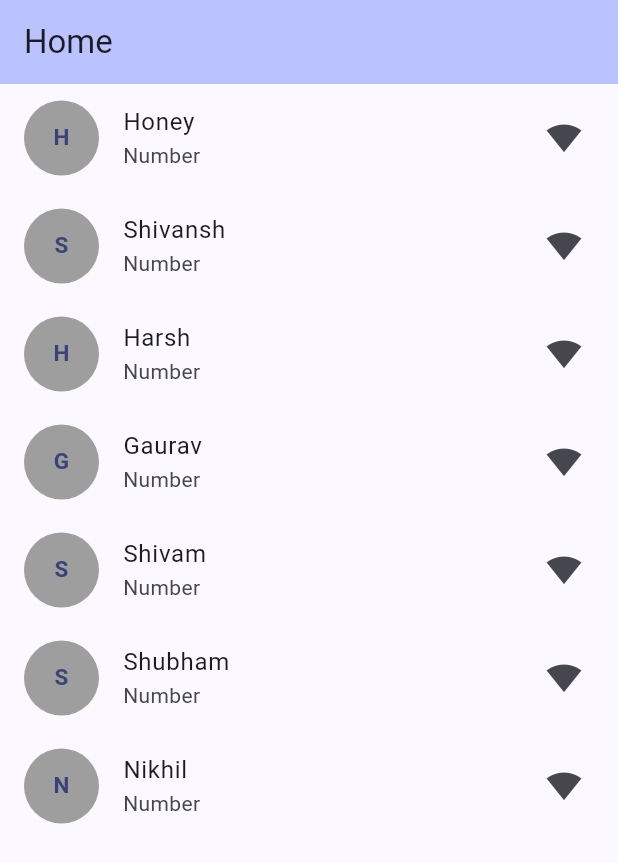
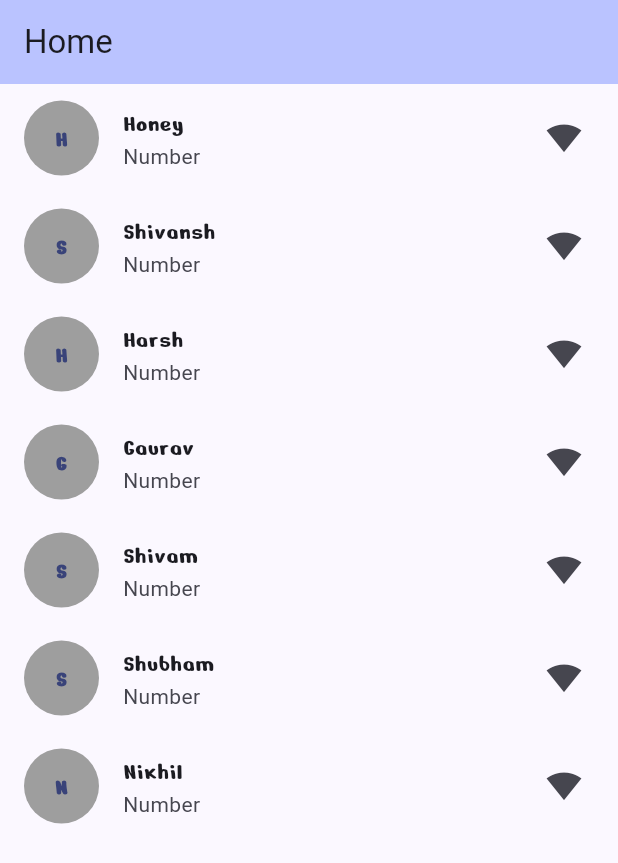
Before and after one commit to honeypathkar/Flutter-Practice-Project, a Flutter app: the screen it shows after launch, on a phone screen of 412 x 824 dp. Shown: the top 863 px of the screen. Run offline on Flutter 3.47's test engine with Material 3 defaults, Android fonts, the phone set to English and light mode, and no system bars.

Commit message:
Adding custom fonts in Flutter

```diff
--- a/lib/main.dart
+++ b/lib/main.dart
@@ -47,12 +47,17 @@ class MyHomePage extends StatelessWidget {
                   // ignore: unnecessary_string_interpolations
                   '${arrName[index][0]}',
                   style: const TextStyle(
-                      fontSize: 15, fontWeight: FontWeight.bold),
+                      fontSize: 15,
+                      fontWeight: FontWeight.bold,
+                      fontFamily: 'NerkoOne'),
                 ),
                 backgroundColor: Colors.grey,
                 radius: 25,
               ),
-              title: Text(arrName[index]),
+              title: Text(
+                arrName[index],
+                style: const TextStyle(fontFamily: 'NerkoOne'),
+              ),
               subtitle: const Text('Number'),
               trailing: const Icon(Icons.signal_wifi_4_bar),
             );
```
Also changed, not shown: pubspec.yaml (+4 -4 lines), assets/fonts/NerkoOne-Regular.ttf (added).
